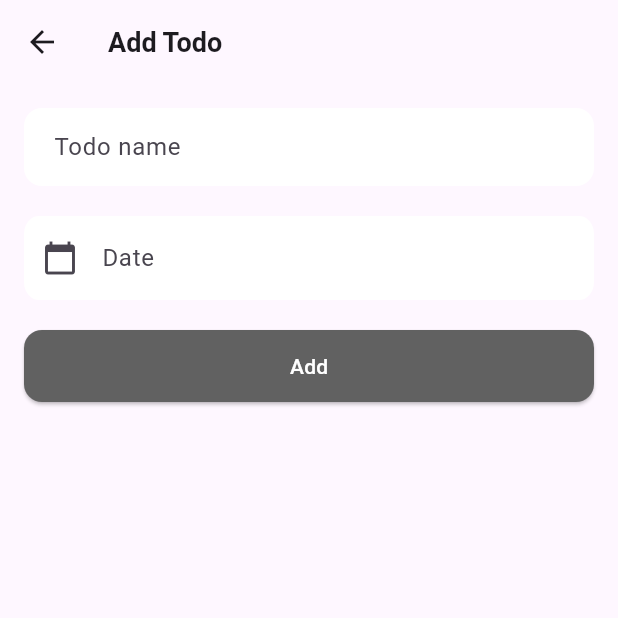
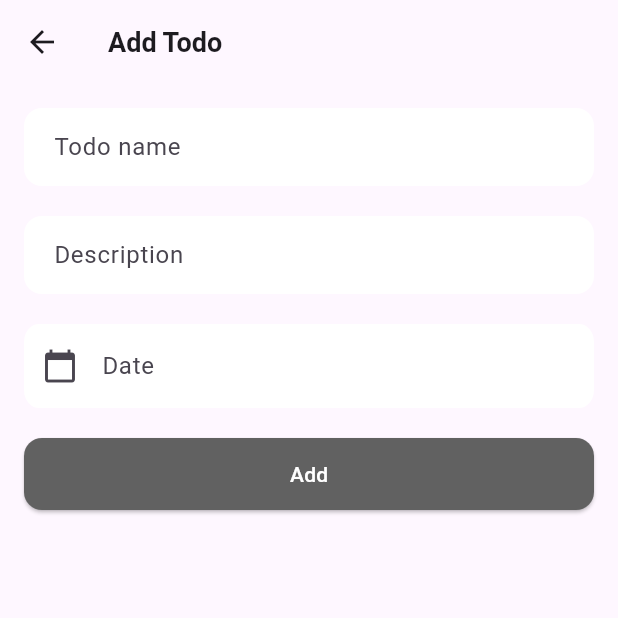
Before and after one commit to powdevlin12/Todo_Flutter, a Flutter app: the screen it shows after launch, after a tap on the "add" icon, on a phone screen of 412 x 824 dp, the top half of it. Run offline on Flutter 3.47's test engine with Material 3 defaults, Android fonts, the light colour scheme and no system bars; our stand-ins replace equatable, flutter_bloc, shared_preferences.

Commit message:
add field description in todo

```diff
--- a/lib/main.dart
+++ b/lib/main.dart
@@ -1,6 +1,4 @@
 import 'package:flutter/material.dart';
-import 'package:learn_fluter/screens/home/index.dart';
-import 'package:learn_fluter/screens/settings/setting.dart';
 import 'package:learn_fluter/screens/todos/todos.dart';
 
 void main() {
@@ -27,42 +25,8 @@ class BottomTab extends StatefulWidget {
 }
 
 class _BottomTabState extends State<BottomTab> {
-  // Biến để theo dõi chỉ số tab hiện tại
-  int _currentIndex = 0;
-
-  // Danh sách các màn hình
-  final List<Widget> _screens = [
-    const TodoApp(),
-    const MyCounterPage(),
-    const HomePage(),
-  ];
-
   @override
   Widget build(BuildContext context) {
-    return Scaffold(
-      body: _screens[_currentIndex], // Hiển thị màn hình tương ứng
-      bottomNavigationBar: BottomNavigationBar(
-        currentIndex: _currentIndex, // Tab đang được chọn
-        onTap: (index) {
-          setState(() {
-            _currentIndex = index; // Cập nhật tab
-          });
-        },
-        items: const [
-          BottomNavigationBarItem(
-            icon: Icon(Icons.home),
-            label: 'Todos',
-          ),
-          BottomNavigationBarItem(
-            icon: Icon(Icons.assessment),
-            label: 'Counter',
-          ),
-          BottomNavigationBarItem(
-            icon: Icon(Icons.home),
-            label: 'Home',
-          ),
-        ],
-      ),
-    );
+    return const Scaffold(body: TodoApp());
   }
 }
--- a/lib/models/todo_model.dart
+++ b/lib/models/todo_model.dart
@@ -3,16 +3,24 @@ class Todo {
   String content;
   bool isDone;
   String date;
+  String? description;
 
   Todo(
       {required this.id,
       required this.content,
       required this.date,
+      this.description = '',
       this.isDone = false});
 
   // Convert Todo to JSON
   Map<String, dynamic> toJson() {
-    return {'id': id, 'content': content, 'isDone': isDone, 'date': date};
+    return {
+      'id': id,
+      'content': content,
+      'isDone': isDone,
+      'date': date,
+      'description': description
+    };
   }
 
   // Convert JSON to Todo
@@ -21,6 +29,7 @@ class Todo {
         id: json['id'],
         content: json['content'],
         isDone: json['isDone'],
-        date: json['date']);
+        date: json['date'],
+        description: json['description']);
   }
 }
--- a/lib/screens/todos/add-todo-screen.dart
+++ b/lib/screens/todos/add-todo-screen.dart
@@ -23,6 +23,7 @@ class AddTodoScreenState extends State<AddTodoScreen> {
   final _formKey = GlobalKey<FormState>();
   final TextEditingController _dateController = TextEditingController();
   final TextEditingController _controller = TextEditingController();
+  final TextEditingController _descriptionController = TextEditingController();
   List<Todo> _todos = [];
 
   // edit or add
@@ -38,6 +39,9 @@ class AddTodoScreenState extends State<AddTodoScreen> {
     _controller.value = type == "add"
         ? const TextEditingValue(text: "")
         : TextEditingValue(text: todo?.content ?? "");
+    _descriptionController.value = type == "add"
+        ? const TextEditingValue(text: "")
+        : TextEditingValue(text: todo?.description ?? "");
     _dateController.value = type == "add"
         ? const TextEditingValue(text: "")
         : TextEditingValue(text: todo?.date ?? "");
@@ -70,6 +74,7 @@ class AddTodoScreenState extends State<AddTodoScreen> {
           id: DateTime.now().toString(),
           content: _controller.text,
           isDone: false,
+          description: _descriptionController.text,
           date: _dateController.text);
       setState(() {
         _todos.add(todo);
@@ -88,8 +93,8 @@ class AddTodoScreenState extends State<AddTodoScreen> {
           id: todo?.id ?? "",
           content: _controller.text,
           isDone: todo?.isDone ?? false,
+          description: _descriptionController.text ?? "",
           date: _dateController.text);
-
       setState(() {
         _dateController.text = "";
       });
@@ -142,6 +147,24 @@ class AddTodoScreenState extends State<AddTodoScreen> {
                 },
               ),
               const SizedBox(height: 20),
+              TextFormField(
+                controller: _descriptionController,
+                decoration: InputDecoration(
+                  hintText: 'Description',
+                  labelText: 'Description',
+                  filled: true,
+                  fillColor: Colors.white,
+                  border: OutlineInputBorder(
+                    borderRadius: BorderRadius.circular(12),
+                    borderSide: BorderSide.none,
+                  ),
+                  contentPadding: const EdgeInsets.symmetric(
+                    vertical: 14,
+                    horizontal: 16,
+                  ),
+                ),
+              ),
+              const SizedBox(height: 20),
               TextField(
                 controller: _dateController,
                 decoration: InputDecoration(
--- a/lib/screens/todos/todos.dart
+++ b/lib/screens/todos/todos.dart
@@ -355,11 +355,17 @@ class _TodoAppState extends State<TodoApp> {
                                   todo.content,
                                   style: TextStyle(
                                     fontSize: 16,
+                                    fontWeight: FontWeight.w600,
                                     decoration: todo.isDone
                                         ? TextDecoration.lineThrough
                                         : TextDecoration.none,
                                   ),
-                                )
+                                ),
+                                if (todo.description != null)
+                                  Text(
+                                    todo.description ?? "",
+                                    style: const TextStyle(fontSize: 14),
+                                  )
                               ],
                             ),
                             leading: Checkbox(
```
Also changed, not shown: lib/screens/home/index.dart (+10 -3 lines).
